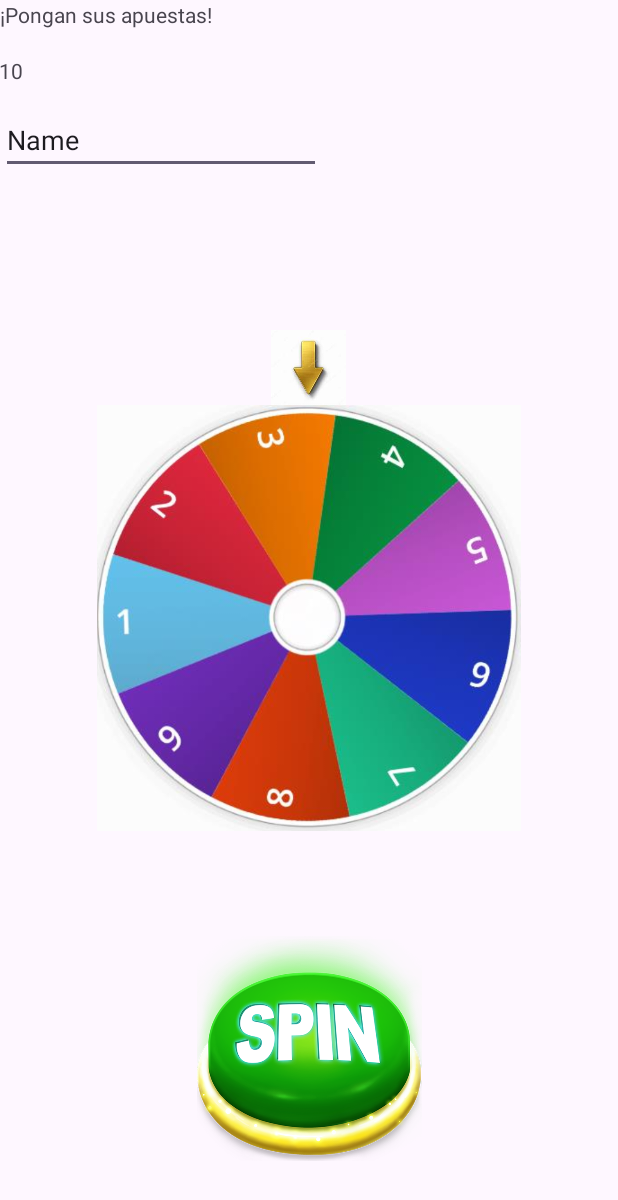
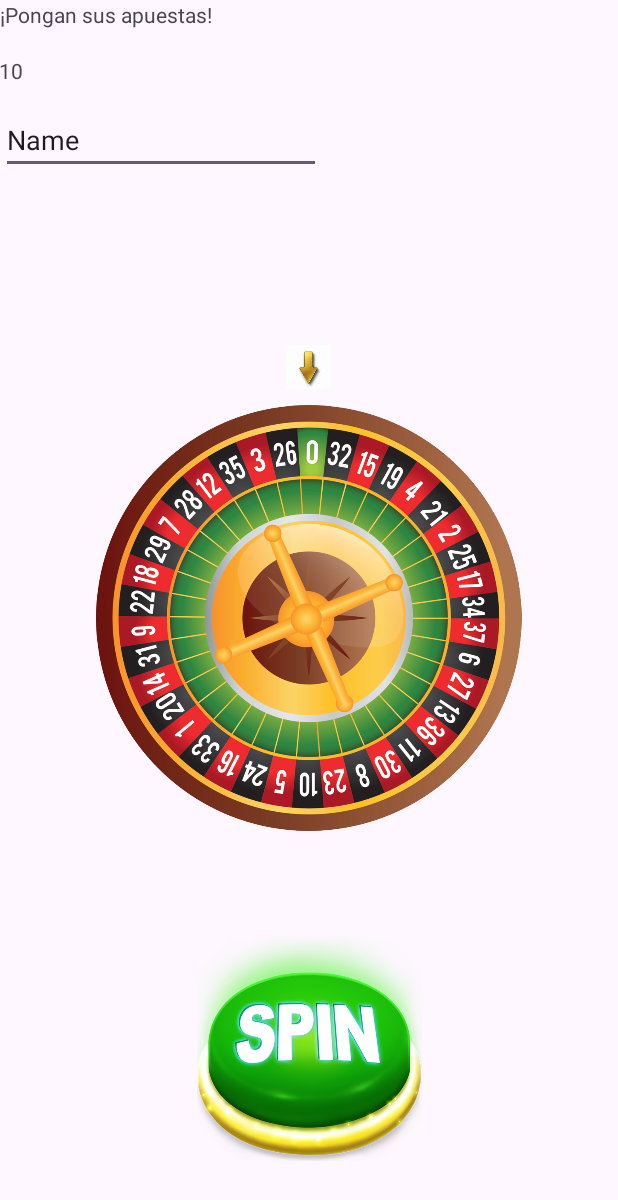
Before and after one commit to vicentenavarro13/PS-G4-RULETA, an Android app: the CasinoActivity screen opened directly, with no data from a screen before it, on a phone screen of 412 x 824 dp. Shown: the top 1200 px of the screen. Run offline under Robolectric (Android 15) with nearby library versions, the phone set to English and light mode, and no system bars.

Commit message:
adaptada ruleta casino

```diff
--- a/app/src/main/res/layout/activity_casino.xml
+++ b/app/src/main/res/layout/activity_casino.xml
@@ -14,11 +14,11 @@
         android:layout_marginStart="50dp"
         android:layout_marginEnd="50dp"
         android:scaleType="centerInside"
-        android:src="@drawable/ruleta" />
+        android:src="@drawable/casino" />
 
     <ImageView
         android:id="@+id/flecha"
-        android:layout_width="50dp"
+        android:layout_width="30dp"
         android:layout_height="50dp"
         android:layout_centerHorizontal="true"
         android:layout_above="@id/ruleta"
```
Also changed, not shown: app/src/main/java/com/example/caprichosa/CasinoActivity.java (+19 -15 lines), app/src/main/res/drawable/casino.png (added).
